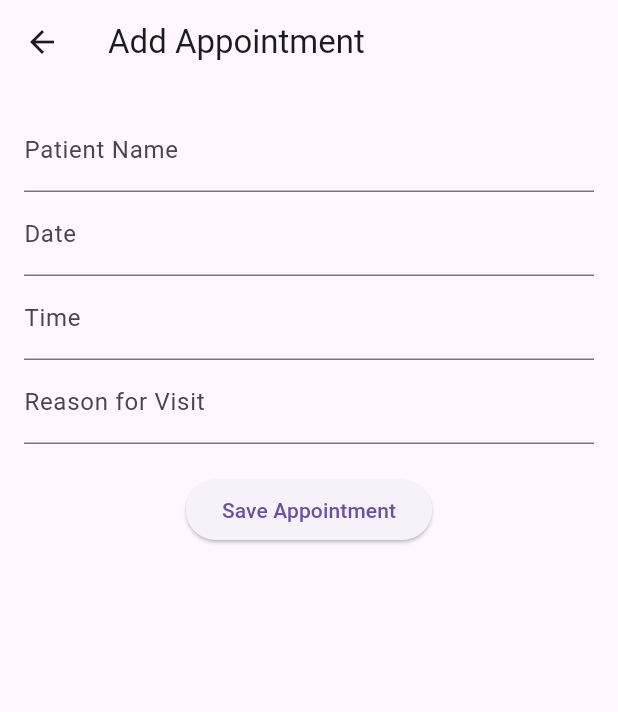
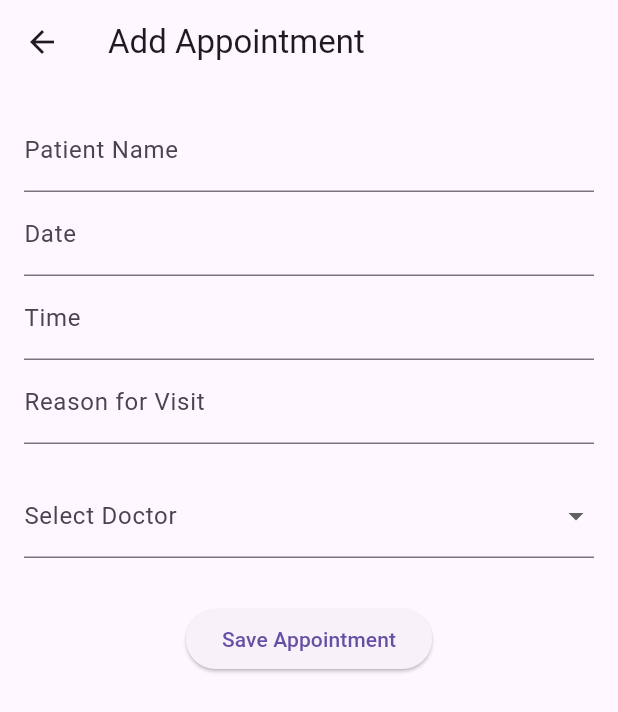
Before and after one commit to GowthamXeno/TechMahindra_Training, a Flutter app: the screen it shows after launch, after a tap on the "add" icon, on a phone screen of 412 x 824 dp. Shown: the top 712 px of the screen. Run offline on Flutter 3.47's test engine with Material 3 defaults, Android fonts, the phone set to English and light mode, and no system bars; our stand-ins replace sqflite; accounts and stored records are empty; project files that could hold a hidden picture were left out.

Commit message:
Completed Task

```diff
--- a/Flutter_Workouts/doctorappointment/lib/db_helper.dart
+++ b/Flutter_Workouts/doctorappointment/lib/db_helper.dart
@@ -35,7 +35,8 @@ static Future<int> updateAppointment(int id, Map<String, dynamic> appointment) a
             name TEXT,
             date TEXT,
             time TEXT,
-            reason TEXT
+            reason TEXT,
+            doctor TEXT
           )
         ''');
       },
--- a/Flutter_Workouts/doctorappointment/lib/models/appointment.dart
+++ b/Flutter_Workouts/doctorappointment/lib/models/appointment.dart
@@ -4,8 +4,9 @@ class Appointment {
   String date;
   String time;
   String reason;
+  String doctor;
 
-  Appointment({this.id, required this.name, required this.date, required this.time, required this.reason});
+  Appointment({this.id, required this.name, required this.date, required this.time, required this.reason,required this.doctor,});
 
   Map<String, dynamic> toMap() {
     return {
@@ -14,6 +15,7 @@ class Appointment {
       'date': date,
       'time': time,
       'reason': reason,
+      'doctor': doctor,
     };
   }
 
@@ -24,6 +26,7 @@ class Appointment {
       date: map['date'],
       time: map['time'],
       reason: map['reason'],
+      doctor: map['doctor'],
     );
   }
 }
--- a/Flutter_Workouts/doctorappointment/lib/pages/add_edit_screen.dart
+++ b/Flutter_Workouts/doctorappointment/lib/pages/add_edit_screen.dart
@@ -17,7 +17,8 @@ class _AddEditScreenState extends State<AddEditScreen> {
   TextEditingController _dateController = TextEditingController();
   TextEditingController _timeController = TextEditingController();
   TextEditingController _reasonController = TextEditingController();
-
+  final List<String> doctors = ["Dr. Smith", "Dr. Johnson", "Dr. Williams"];
+  String? selectedDoctor;
   @override
   void initState() {
     super.initState();
@@ -26,35 +27,45 @@ class _AddEditScreenState extends State<AddEditScreen> {
       _dateController.text = widget.appointment!['date'];
       _timeController.text = widget.appointment!['time'];
       _reasonController.text = widget.appointment!['reason'];
+      selectedDoctor = widget.appointment!['doctor'];
     }
   }
 
   Future<void> saveAppointment() async {
     if (_formKey.currentState!.validate()) {
       final newAppointment = Appointment(
-      id: widget.appointment != null ? widget.appointment!['id'] as int? : null,
+        id:
+            widget.appointment != null
+                ? widget.appointment!['id'] as int?
+                : null,
         name: _nameController.text,
         date: _dateController.text,
         time: _timeController.text,
         reason: _reasonController.text,
+        doctor: selectedDoctor ?? doctors.first,
       );
 
       if (widget.appointment == null) {
         await DatabaseHelper.insertAppointment(newAppointment.toMap());
       } else {
-      await DatabaseHelper.updateAppointment(newAppointment.id!, newAppointment.toMap());
+        await DatabaseHelper.updateAppointment(
+          newAppointment.id!,
+          newAppointment.toMap(),
+        );
       }
 
       Navigator.pop(context, true);
     }
   }
 
-
-
   @override
   Widget build(BuildContext context) {
     return Scaffold(
-      appBar: AppBar(title: Text(widget.appointment == null ? 'Add Appointment' : 'Edit Appointment')),
+      appBar: AppBar(
+        title: Text(
+          widget.appointment == null ? 'Add Appointment' : 'Edit Appointment',
+        ),
+      ),
       body: Padding(
         padding: EdgeInsets.all(16.0),
         child: Form(
@@ -64,7 +75,8 @@ Future<void> saveAppointment() async {
               TextFormField(
                 controller: _nameController,
                 decoration: InputDecoration(labelText: 'Patient Name'),
-                validator: (value) => value!.isEmpty ? 'Enter patient name' : null,
+                validator:
+                    (value) => value!.isEmpty ? 'Enter patient name' : null,
               ),
               TextFormField(
                 controller: _dateController,
@@ -78,7 +90,8 @@ Future<void> saveAppointment() async {
                   );
                   if (pickedDate != null) {
                     setState(() {
-                      _dateController.text = pickedDate.toLocal().toString().split(' ')[0];
+                      _dateController.text =
+                          pickedDate.toLocal().toString().split(' ')[0];
                     });
                   }
                 },
@@ -108,6 +121,23 @@ Future<void> saveAppointment() async {
                 validator: (value) => value!.isEmpty ? 'Enter reason' : null,
               ),
               SizedBox(height: 20),
+              DropdownButtonFormField<String>(
+                decoration: InputDecoration(labelText: "Select Doctor"),
+                value: selectedDoctor,
+                items: doctors.map((doctor) {
+                  return DropdownMenuItem(
+                    value: doctor,
+                    child: Text(doctor),
+                  );
+                }).toList(),
+                onChanged: (value) {
+                  setState(() {
+                    selectedDoctor = value;
+                  });
+                },
+                validator: (value) => value == null ? "Select a doctor" : null,
+              ),
+              SizedBox(height: 30),
               ElevatedButton(
                 onPressed: saveAppointment,
                 child: Text('Save Appointment'),
```
Also changed, not shown: Flutter_Workouts/doctorappointment/lib/pages/appointment_details_screen.dart (added, +88 -0 lines), Flutter_Workouts/doctorappointment/lib/pages/home_screen.dart (+9 -0 lines). Lines whose indentation alone changed are shown as unchanged.
